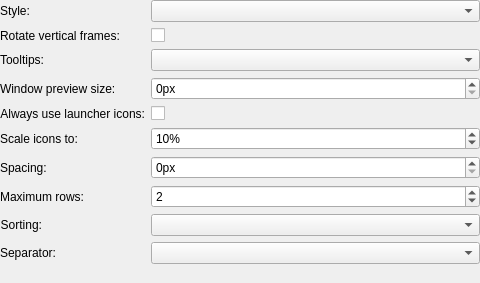
The window that applets/icontasks/appearanceconfig.ui (KDE/kdeplasma-addons) describes before a commit, drawn with Qt 5.
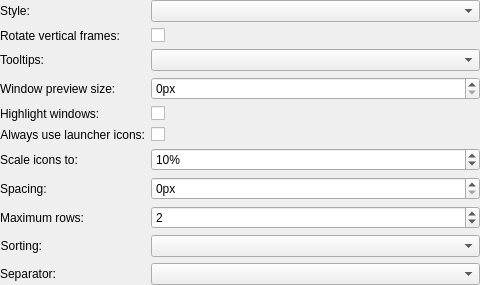
The same window after the commit. Custom widgets are drawn as their Qt base class.

Commit message: Add an option to disable highlighting windows.

```diff
--- a/applets/icontasks/appearanceconfig.ui
+++ b/applets/icontasks/appearanceconfig.ui
@@ -83,7 +83,7 @@
      </property>
     </widget>
    </item>
-   <item row="4" column="0">
+   <item row="5" column="0">
     <widget class="QLabel" name="launcherIcons_label">
      <property name="text">
       <string>Always use launcher icons:</string>
@@ -96,7 +96,7 @@
      </property>
     </widget>
    </item>
-   <item row="4" column="1">
+   <item row="5" column="1">
     <widget class="QCheckBox" name="launcherIcons">
      <property name="toolTip">
       <string>&lt;p&gt;Enabling this item forces the icon for a running application to be the same as that used for the launcher. This resolves some oddities where the launcher icon is different from the application icon - as happens with LibreOffice.&lt;/p&gt;</string>
@@ -106,7 +106,7 @@
      </property>
     </widget>
    </item>
-   <item row="5" column="0">
+   <item row="6" column="0">
     <widget class="QLabel" name="iconScale_label">
      <property name="text">
       <string>Scale icons to:</string>
@@ -116,7 +116,7 @@
      </property>
     </widget>
    </item>
-   <item row="5" column="1">
+   <item row="6" column="1">
     <widget class="KIntSpinBox" name="iconScale">
      <property name="toolTip">
       <string>&lt;p&gt;Controls the scaling of the taskbar icon. When set to &amp;quot;Automatic&amp;quot;, the taskbar will attempt to determine the optimal size.&lt;/p&gt;</string>
@@ -129,7 +129,7 @@
      </property>
     </widget>
    </item>
-   <item row="6" column="0">
+   <item row="7" column="0">
     <widget class="QLabel" name="spacing_label">
      <property name="text">
       <string>Spacing:</string>
@@ -139,7 +139,7 @@
      </property>
     </widget>
    </item>
-   <item row="6" column="1">
+   <item row="7" column="1">
     <widget class="KIntSpinBox" name="spacing">
      <property name="toolTip">
       <string>&lt;p&gt;Set the amount of extra spacing between items.&lt;/p&gt;</string>
@@ -155,7 +155,7 @@
      </property>
     </widget>
    </item>
-   <item row="7" column="0">
+   <item row="8" column="0">
     <widget class="QLabel" name="maxRows_label">
      <property name="text">
       <string>Maximum rows:</string>
@@ -168,7 +168,7 @@
      </property>
     </widget>
    </item>
-   <item row="7" column="1">
+   <item row="8" column="1">
     <widget class="KIntSpinBox" name="maxRows">
      <property name="toolTip">
       <string>&lt;p&gt;Controls the maximum number of rows (for a horizontal taskbar), or columns (for a vertical taskbar), that will be used.&lt;/p&gt;</string>
@@ -181,7 +181,7 @@
      </property>
     </widget>
    </item>
-   <item row="8" column="0">
+   <item row="9" column="0">
     <widget class="QLabel" name="sortingStrategy_label">
      <property name="text">
       <string>Sorting:</string>
@@ -194,7 +194,7 @@
      </property>
     </widget>
    </item>
-   <item row="8" column="1">
+   <item row="9" column="1">
     <widget class="QComboBox" name="sortingStrategy">
      <property name="minimumSize">
       <size>
@@ -204,7 +204,7 @@
      </property>
     </widget>
    </item>
-   <item row="9" column="0">
+   <item row="10" column="0">
     <widget class="QLabel" name="showSeparator_label">
      <property name="text">
       <string>Separator:</string>
@@ -214,13 +214,27 @@
      </property>
     </widget>
    </item>
-   <item row="9" column="1">
+   <item row="10" column="1">
     <widget class="QComboBox" name="showSeparator">
      <property name="toolTip">
       <string>&lt;p&gt;When enabled, and there is only 1 row/column, then a separator will be drawn between the launchers/tasks-with-launchers and non-launcher tasks.&lt;/p&gt;</string>
      </property>
     </widget>
    </item>
+   <item row="4" column="0">
+    <widget class="QLabel" name="highlightWindows_label">
+     <property name="text">
+      <string>Highlight windows:</string>
+     </property>
+    </widget>
+   </item>
+   <item row="4" column="1">
+    <widget class="QCheckBox" name="highlightWindows">
+     <property name="text">
+      <string/>
+     </property>
+    </widget>
+   </item>
   </layout>
  </widget>
  <customwidgets>
```
The commit also changes 2 other files.
